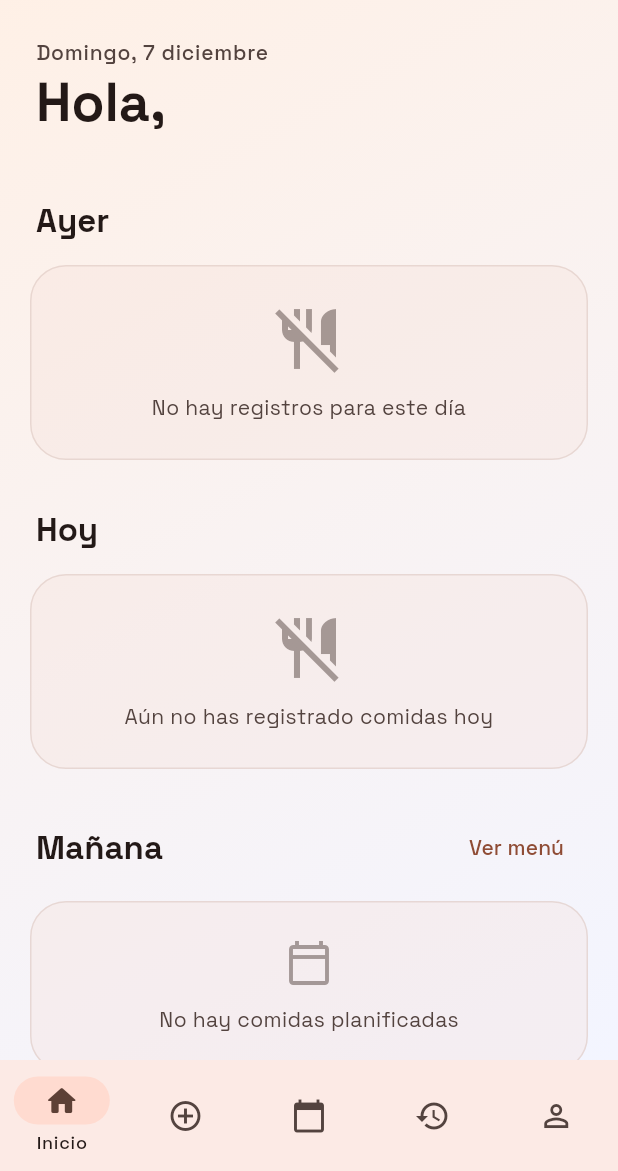
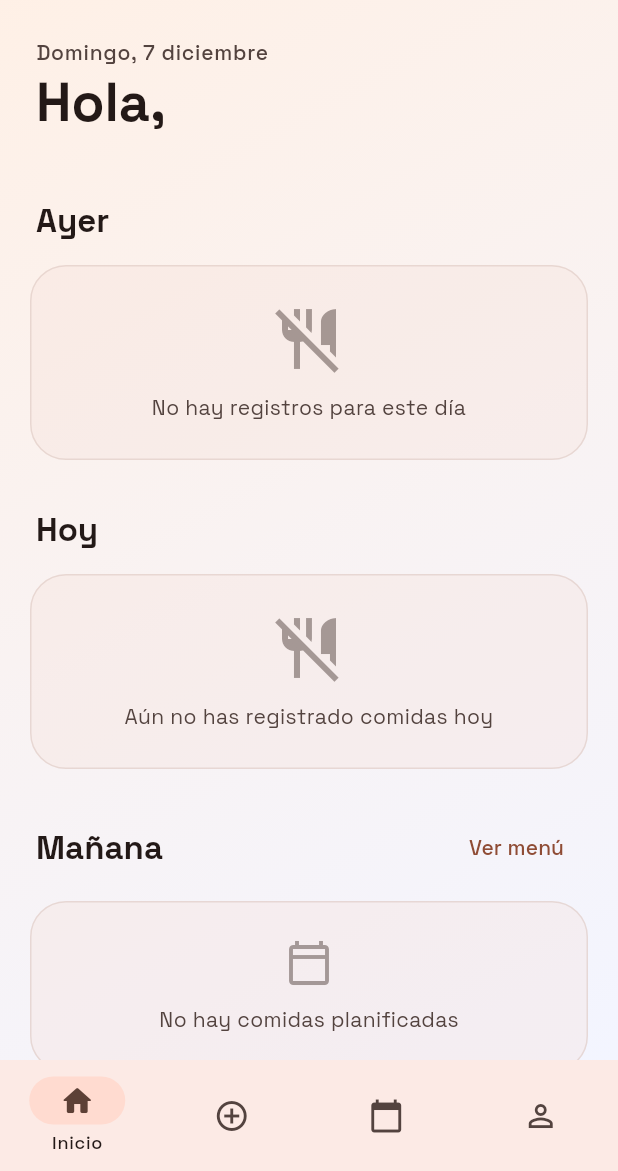
Before and after one commit to Pedrorc90/qkomo-ui, a Flutter app: the screen it shows once a user with an empty profile is signed in, after a tap on the "auto awesome" icon, on a phone screen of 412 x 824 dp, the part 65-1236 px from its top. Run offline on Flutter 3.47's test engine with Material 3 defaults, Android fonts, the light colour scheme and no system bars; our stand-ins replace connectivity_plus, dio, firebase_auth, firebase_core, fl_chart, flutter_riverpod and 10 more; missing offline and left inert: mobile_scanner, workmanager; accounts and stored records are empty.

Commit message:
Moving historic to profile view

```diff
--- a/lib/features/profile/presentation/profile_page.dart
+++ b/lib/features/profile/presentation/profile_page.dart
@@ -4,6 +4,7 @@ import 'package:flutter_riverpod/flutter_riverpod.dart';
 import 'package:qkomo_ui/core/widgets/qkomo_navbar.dart';
 
 import 'package:qkomo_ui/features/auth/application/auth_providers.dart';
+import 'package:qkomo_ui/features/history/presentation/history_page.dart';
 import 'package:qkomo_ui/features/home/presentation/widgets/user_summary_card.dart';
 import 'package:qkomo_ui/features/profile/presentation/theme_selection_page.dart';
 import 'package:qkomo_ui/features/profile/presentation/widgets/profile_option_card.dart';
@@ -24,6 +25,27 @@ class ProfilePage extends ConsumerWidget {
           crossAxisAlignment: CrossAxisAlignment.stretch,
           children: [
             UserSummaryCard(user: user),
+            const SizedBox(height: 24),
+            Text(
+              'Datos',
+              style: Theme.of(context).textTheme.titleMedium?.copyWith(
+                    fontWeight: FontWeight.bold,
+                    color: Theme.of(context).colorScheme.primary,
+                  ),
+            ),
+            const SizedBox(height: 12),
+            ProfileOptionCard(
+              title: 'Historial',
+              icon: Icons.history,
+              subtitle: 'Ver tu historial de comidas',
+              onTap: () {
+                Navigator.of(context).push(
+                  MaterialPageRoute(
+                    builder: (context) => const HistoryPage(),
+                  ),
+                );
+              },
+            ),
             const SizedBox(height: 24),
             Text(
               'Apariencia',
--- a/lib/features/shell/presentation/root_shell.dart
+++ b/lib/features/shell/presentation/root_shell.dart
@@ -2,7 +2,6 @@ import 'package:flutter/material.dart';
 import 'package:flutter_riverpod/flutter_riverpod.dart';
 
 import 'package:qkomo_ui/features/capture/presentation/capture_page.dart';
-import 'package:qkomo_ui/features/history/presentation/history_page.dart';
 import 'package:qkomo_ui/features/home/presentation/home_page.dart';
 import 'package:qkomo_ui/features/menu/presentation/weekly_menu_page.dart';
 import 'package:qkomo_ui/features/profile/presentation/profile_page.dart';
@@ -32,7 +31,6 @@ class RootShell extends ConsumerWidget {
               HomePage(),
               CapturePage(),
               WeeklyMenuPage(),
-              HistoryPage(),
               ProfilePage(),
             ],
           ),
@@ -42,8 +40,7 @@ class RootShell extends ConsumerWidget {
         selectedIndex: index,
         height: 74,
         labelBehavior: NavigationDestinationLabelBehavior.onlyShowSelected,
-        onDestinationSelected: (value) =>
-            ref.read(bottomNavIndexProvider.notifier).state = value,
+        onDestinationSelected: (value) => ref.read(bottomNavIndexProvider.notifier).state = value,
         destinations: [
           const NavigationDestination(
             icon: Icon(Icons.home_outlined),
@@ -60,15 +57,8 @@ class RootShell extends ConsumerWidget {
             selectedIcon: Icon(Icons.calendar_month),
             label: 'Menú Semanal',
           ),
-          const NavigationDestination(
-            icon: Icon(Icons.history),
-            selectedIcon: Icon(Icons.history),
-            label: 'Historial',
-          ),
           NavigationDestination(
-            icon: Icon(themeType == AppThemeType.warm
-                ? Icons.person_outline
-                : Icons.person),
+            icon: Icon(themeType == AppThemeType.warm ? Icons.person_outline : Icons.person),
             selectedIcon: const Icon(Icons.person),
             label: 'Perfil',
           ),
```
